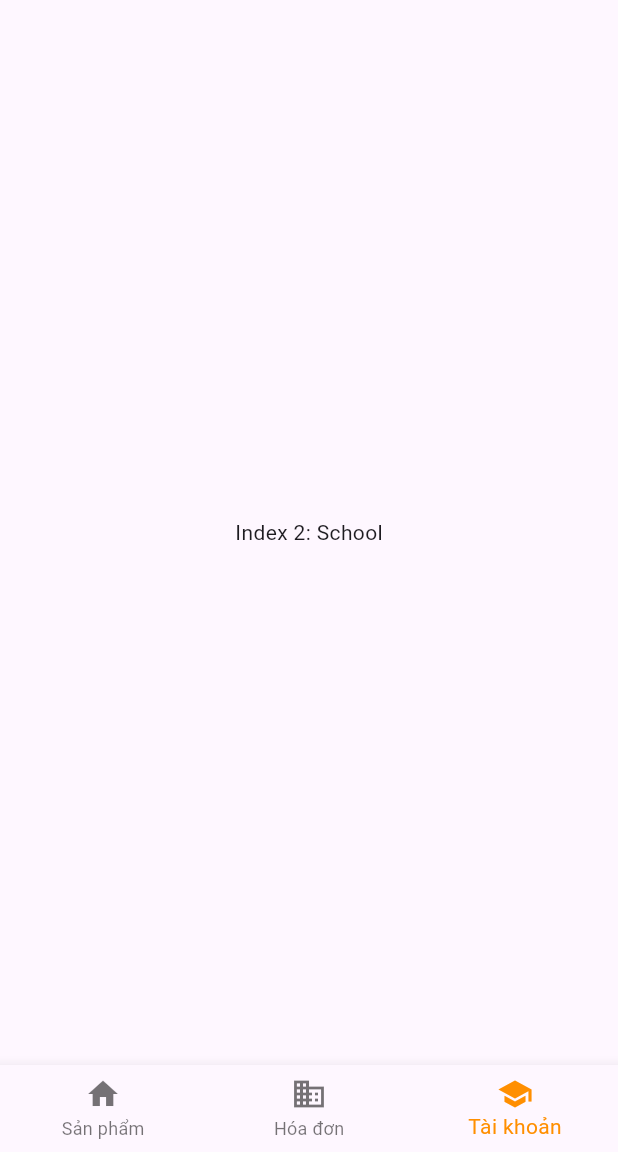
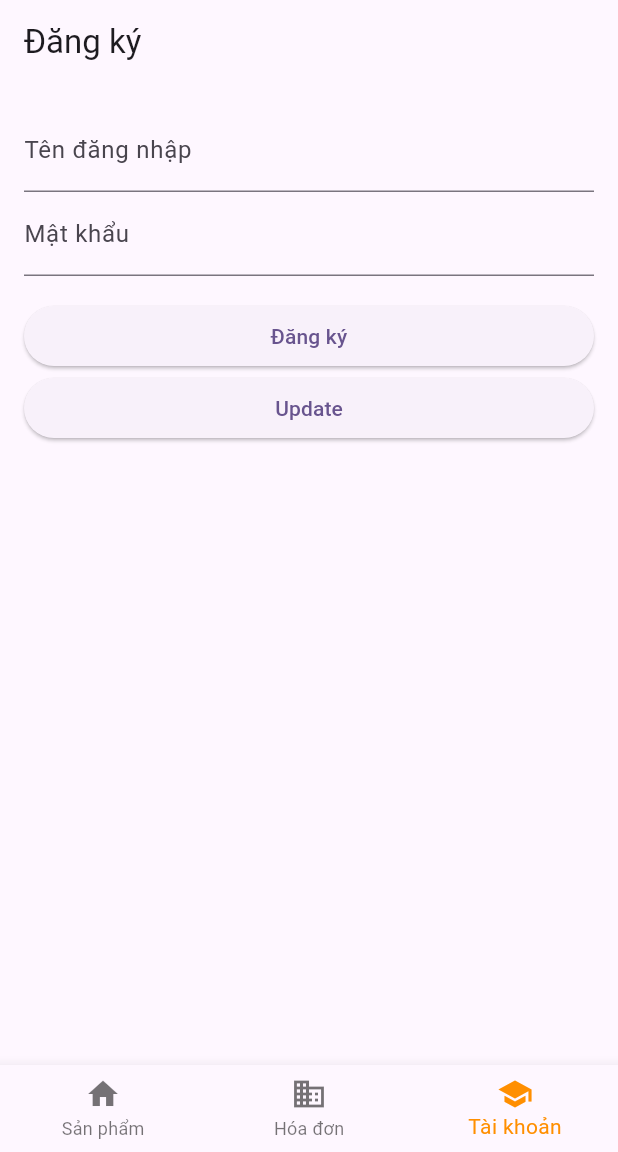
Before and after one commit to Danh1910/laptop-store-personal-project, a Flutter app: the screen it shows after launch, item 3 of the bottom bar chosen, on a phone screen of 412 x 824 dp, the part 84-1236 px from its top. Run offline on Flutter 3.47's test engine with Material 3 defaults, Android fonts, the phone set to English and light mode, and no system bars; our stand-ins replace cloud_firestore, firebase_core, firebase_storage, get; accounts and stored records are empty.

Commit message:
tạo và update acconut

```diff
--- /dev/null
+++ b/lib/model/DTO/account_dto.dart
@@ -0,0 +1,25 @@
+class Account {
+  final String username;
+  final String password;
+
+  Account({
+    required this.username,
+    required this.password,
+  });
+
+  // Chuyển đổi object Account thành Map để lưu trữ trênFirestore
+  Map<String, dynamic> toMap() {
+    return {
+      'username': username,
+      'password': password,
+    };
+  }
+
+  // Tạo object Account từ Map lấy từ Firestore
+  factory Account.fromMap(String id, Map<String, dynamic> map) {
+    return Account(
+      username: map['username'] ?? '',
+      password: map['password'] ?? '',
+    );
+  }
+}
--- /dev/null
+++ b/lib/model/service/account_service.dart
@@ -0,0 +1,36 @@
+import 'package:cloud_firestore/cloud_firestore.dart';
+import 'package:new_laptop_project/model/DTO/account_dto.dart';
+
+class AccountService {
+  final FirebaseFirestore _firestore =FirebaseFirestore.instance;
+  final CollectionReference _accountCollection = FirebaseFirestore.instance.collection('accounts');
+
+  Future<void> createAccount(Account account) async {
+    final querySnapshot = await _accountCollection.where('username', isEqualTo: account.username).get();
+
+    if (querySnapshot.docs.isNotEmpty) {
+      // Tên đăng nhập đã tồn tại
+      print('Tên đăng nhập đã tồn tại. Vui lòng nhập tên khác.');
+      // Hoặc bạn có thể throw một exception để xử lý lỗi
+      // throw Exception('Tên đăng nhập đã tồn tại.');
+    } else {
+      // Tên đăng nhập chưa tồn tại, tạo tài khoản mới
+      await _accountCollection.add(account.toMap());
+    }
+  }
+
+  Future<void> updateAccountByUsername(String username, Account updatedAccount) async {
+    final querySnapshot = await _accountCollection.where('username', isEqualTo: username).get();if (querySnapshot.docs.isNotEmpty) {
+      final documentId = querySnapshot.docs.first.id;
+      await _accountCollection.doc(documentId).update(updatedAccount.toMap());
+    } else {
+      // Xử lý trường hợp không tìm thấy tài khoản với username đã cho
+      print('Không tìm thấy tài khoản với username: $username');
+    }
+  }
+
+  // Future<List<Account>> getAccounts() async {
+  //   final snapshot = await _accountCollection.get();
+  //   return snapshot.docs.map((doc) => Account.fromMap(doc.id, doc.data())).toList();
+  // }
+}
--- a/lib/view/ui/ds_hoadon.dart
+++ b/lib/view/ui/ds_hoadon.dart
@@ -17,7 +17,7 @@ class _DSHoaDonState extends State<DSHoaDon> {
   void initState() {
     super.initState();
     _docdulieu(); // Gọi hàm đọc dữ liệu khi widget được khởi tạo
-    print("init đã chạy.");
+    print("hóa đơn đã chạy.");
   }
 
   @override
--- a/lib/view/ui/home_page.dart
+++ b/lib/view/ui/home_page.dart
@@ -1,4 +1,5 @@
 import 'package:flutter/material.dart';
+import 'package:new_laptop_project/view/ui/sign_up.dart';
 
 import 'cart_view.dart';
 import 'ds_hoadon.dart';
@@ -14,14 +15,13 @@ class MyHomePage extends StatefulWidget {
 }
 
 class _MyHomePageState extends State<MyHomePage> {
-  String dulieu = "";int _selectedIndex = 0;
+  String dulieu = "";
+  int _selectedIndex = 0;
 
   static final List<Widget> _widgetOptions = <Widget>[
     DSLaptop(),
     DSHoaDon(),
-    const Text(
-      'Index 2: School',
-    ),
+    Sign_up(),
   ];
 
   void _onItemTapped(int index) {
--- /dev/null
+++ b/lib/view/ui/sign_up.dart
@@ -0,0 +1,93 @@
+import 'package:flutter/material.dart';
+import 'package:new_laptop_project/controller/account_controller.dart';
+
+class Sign_up extends StatefulWidget{
+  @override
+  _Sign_upState createState() => _Sign_upState();
+}
+
+class _Sign_upState extends State<Sign_up>{
+
+  final _formKey = GlobalKey<FormState>();
+  final _nameController = TextEditingController();
+  final _passwordController = TextEditingController();
+  final AccountControll accountControll = AccountControll();
+  @override
+  void initState() {
+    super.initState();
+    print("Đăng ký");
+  }
+
+  @override
+  Widget build(BuildContext context) {
+    return Scaffold(
+      appBar: AppBar(
+        title: Text("Đăng ký"),
+      ),
+      body: Padding(
+        padding: const EdgeInsets.all(16.0),
+        child: Form(
+          key: _formKey,
+          child: Column(
+            crossAxisAlignment: CrossAxisAlignment.stretch,
+            children: [
+              TextFormField(
+                controller: _nameController,
+                decoration: InputDecoration(labelText: "Tên đăng nhập"),
+                validator: (value) {
+                  if (value == null || value.isEmpty) {
+                    return "Vui lòng nhập tên đăng nhập";
+                  }
+                  return null;
+                },
+              ),
+              TextFormField(
+                controller: _passwordController,
+                decoration: InputDecoration(labelText: "Mật khẩu"),
+                obscureText: true,
+                validator: (value) {
+                  if (value == null || value.isEmpty) {
+                    return "Vui lòng nhập mật khẩu";
+                  }
+                  if (value.length < 6) {
+                    return "Mật khẩu phải có ít nhất 6 ký tự";
+                  }
+                  return null;
+                },
+              ),
+              SizedBox(height: 16.0),
+              ElevatedButton(
+                onPressed: () {
+                  if (_formKey.currentState!.validate()) {// Xử lý đăng ký ở đây
+                    String name = _nameController.text;
+                    String password = _passwordController.text;
+                    print("Name: $name, Mật khẩu: $password");
+                    accountControll.themAccount(name, password, context);
+                  }
+                },
+                child: Text("Đăng ký"),
+              ),
+              ElevatedButton(
+                onPressed: () {
+                  if (_formKey.currentState!.validate()) {// Xử lý đăng ký ở đây
+                    String name = _nameController.text;
+                    String password = _passwordController.text;
+                    print("Name: $name, Mật khẩu: $password");
+                    accountControll.updateAccount(name, password);
+                    ScaffoldMessenger.of(context).showSnackBar(
+                        SnackBar(content: Text("Update thành công"))
+                    );
+                  }
+                },
+                child: Text("Update"),
+              ),
+            ],
+          ),
+        ),
+      ),
+    );
+  }
+
+
+
+}
```
Also changed, not shown: lib/controller/account_controller.dart (added, +43 -0 lines).
